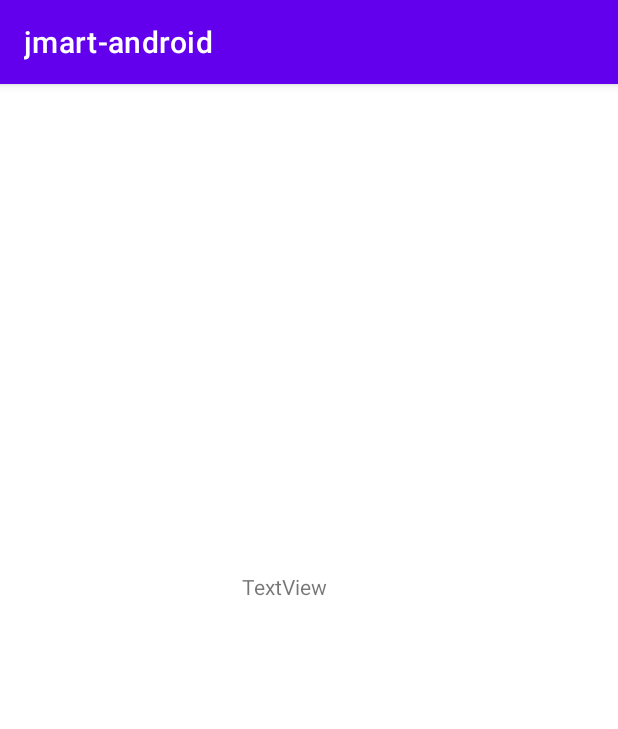
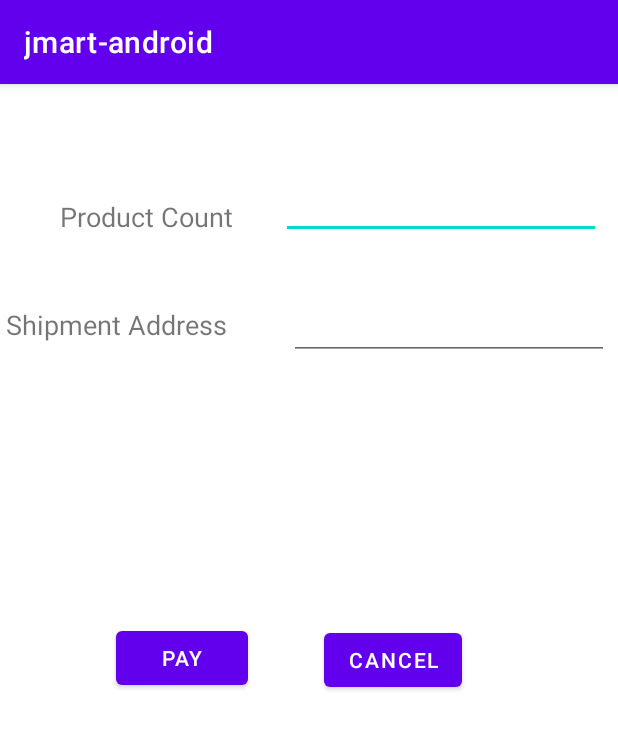
Before and after one commit to Joshevanch/jmart-android, an Android app: the PaymentActivity screen opened directly, with no data from a screen before it, on a phone screen of 412 x 824 dp. Shown: the top 729 px of the screen. Run offline under Robolectric (Android 15) with nearby library versions, the phone set to English and light mode, and no system bars; our stand-ins replace Volley; network calls fail.

Commit message:
Create Payment

```diff
--- a/app/src/main/java/joshevanJmartFA/jmart_android/PaymentActivity.java
+++ b/app/src/main/java/joshevanJmartFA/jmart_android/PaymentActivity.java
@@ -3,7 +3,17 @@ package joshevanJmartFA.jmart_android;
 import androidx.appcompat.app.AppCompatActivity;
 
 import android.os.Bundle;
+import android.view.View;
+import android.widget.Button;
+import android.widget.EditText;
 import android.widget.TextView;
+
+import com.android.volley.RequestQueue;
+import com.android.volley.Response;
+import com.android.volley.VolleyError;
+import com.android.volley.toolbox.Volley;
+
+import joshevanJmartFA.jmart_android.request.PaymentRequest;
 
 public class PaymentActivity extends AppCompatActivity {
 
@@ -11,7 +21,30 @@ public class PaymentActivity extends AppCompatActivity {
     protected void onCreate(Bundle savedInstanceState) {
         super.onCreate(savedInstanceState);
         setContentView(R.layout.activity_payment);
-        TextView testPayment = findViewById(R.id.TESTPAYMENT);
-        testPayment.setText(String.format ("%.2f", (MainActivity.product.price - MainActivity.product.discount)));
+        EditText paymentProductCount = findViewById(R.id.paymentProductCount);
+        EditText paymentShipmentAddress = findViewById(R.id.paymentShipmentAddress);
+        Button buttonPayProduct = findViewById(R.id.payProduct);
+        Button buttonCancelPayProduct = findViewById(R.id.cancelPayProduct);
+        buttonPayProduct.setOnClickListener(new View.OnClickListener() {
+            @Override
+            public void onClick(View v) {
+                Response.Listener<String> listener = new Response.Listener<String>() {
+                    @Override
+                    public void onResponse(String response) {
+
+                    }
+                };
+                Response.ErrorListener errorListener = new Response.ErrorListener() {
+                    @Override
+                    public void onErrorResponse(VolleyError error) {
+
+                    }
+                };
+                PaymentRequest paymentRequest = new PaymentRequest(paymentProductCount.getText().toString(),
+                        paymentShipmentAddress.getText().toString(),listener,errorListener);
+                RequestQueue requestQueue = Volley.newRequestQueue(PaymentActivity.this);
+                requestQueue.add (paymentRequest);
+            }
+        });
     }
 }
--- a/app/src/main/res/layout/activity_payment.xml
+++ b/app/src/main/res/layout/activity_payment.xml
@@ -7,12 +7,68 @@
     tools:context=".PaymentActivity">
 
     <TextView
-        android:id="@+id/TESTPAYMENT"
+        android:id="@+id/ProductCount"
+        android:layout_width="118dp"
+        android:layout_height="36dp"
+        android:layout_marginStart="40dp"
+        android:layout_marginTop="76dp"
+        android:text="Product Count"
+        android:textSize="18sp"
+        app:layout_constraintStart_toStartOf="parent"
+        app:layout_constraintTop_toTopOf="parent" />
+
+    <TextView
+        android:id="@+id/ShipmentAddress"
+        android:layout_width="157dp"
+        android:layout_height="29dp"
+        android:layout_marginStart="4dp"
+        android:layout_marginTop="36dp"
+        android:text="Shipment Address"
+        android:textSize="18sp"
+        app:layout_constraintStart_toStartOf="parent"
+        app:layout_constraintTop_toBottomOf="@+id/ProductCount" />
+
+    <EditText
+        android:id="@+id/paymentProductCount"
         android:layout_width="wrap_content"
         android:layout_height="wrap_content"
-        android:layout_marginStart="161dp"
-        android:layout_marginTop="325dp"
-        android:text="TextView"
-        app:layout_constraintStart_toStartOf="parent"
+        android:layout_marginStart="29dp"
+        android:layout_marginTop="55dp"
+        android:ems="10"
+        android:inputType="textPersonName"
+        android:minHeight="48dp"
+        app:layout_constraintStart_toEndOf="@+id/ProductCount"
         app:layout_constraintTop_toTopOf="parent" />
+
+    <EditText
+        android:id="@+id/paymentShipmentAddress"
+        android:layout_width="wrap_content"
+        android:layout_height="wrap_content"
+        android:layout_marginStart="31dp"
+        android:layout_marginTop="136dp"
+        android:ems="10"
+        android:inputType="textPersonName"
+        android:minHeight="48dp"
+        app:layout_constraintStart_toEndOf="@+id/ShipmentAddress"
+        app:layout_constraintTop_toTopOf="parent" />
+
+    <Button
+        android:id="@+id/payProduct"
+        android:layout_width="wrap_content"
+        android:layout_height="wrap_content"
+        android:layout_marginStart="77dp"
+        android:layout_marginBottom="361dp"
+        android:text="Pay"
+        app:layout_constraintBottom_toBottomOf="parent"
+        app:layout_constraintStart_toStartOf="parent" />
+
+    <Button
+        android:id="@+id/cancelPayProduct"
+        android:layout_width="wrap_content"
+        android:layout_height="wrap_content"
+        android:layout_marginStart="216dp"
+        android:layout_marginBottom="360dp"
+        android:text="Cancel"
+        app:layout_constraintBottom_toBottomOf="parent"
+        app:layout_constraintStart_toStartOf="parent" />
 </androidx.constraintlayout.widget.ConstraintLayout>
```
Also changed, not shown: app/src/main/java/joshevanJmartFA/jmart_android/MainActivity.java (+16 -2 lines), app/src/main/java/joshevanJmartFA/jmart_android/model/Invoice.java (added, +28 -0 lines), app/src/main/java/joshevanJmartFA/jmart_android/model/Payment.java (added, +25 -0 lines), app/src/main/java/joshevanJmartFA/jmart_android/model/Shipment.java (added, +8 -0 lines), app/src/main/java/joshevanJmartFA/jmart_android/request/PaymentRequest.java (added, +30 -0 lines).
